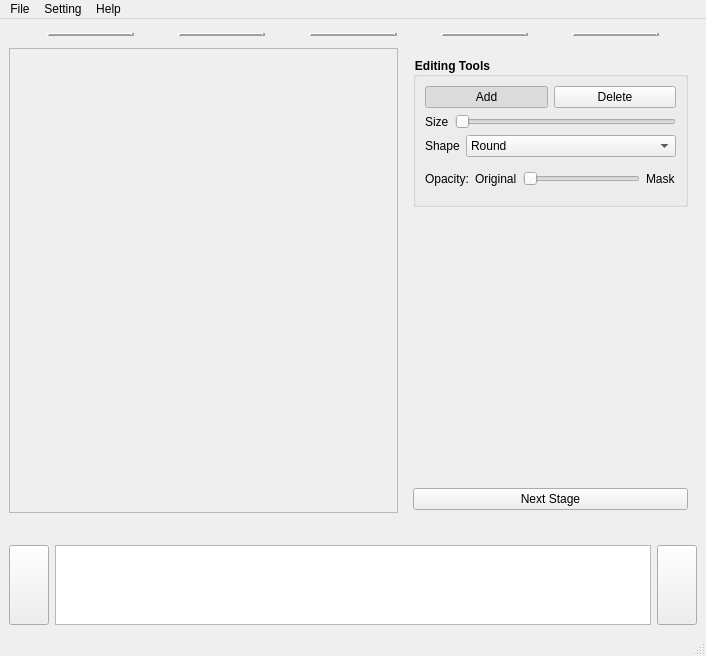
Above: src/resources/ui/main.ui from TUD-IMB/Crackpot before the change. Below: the same form after it.
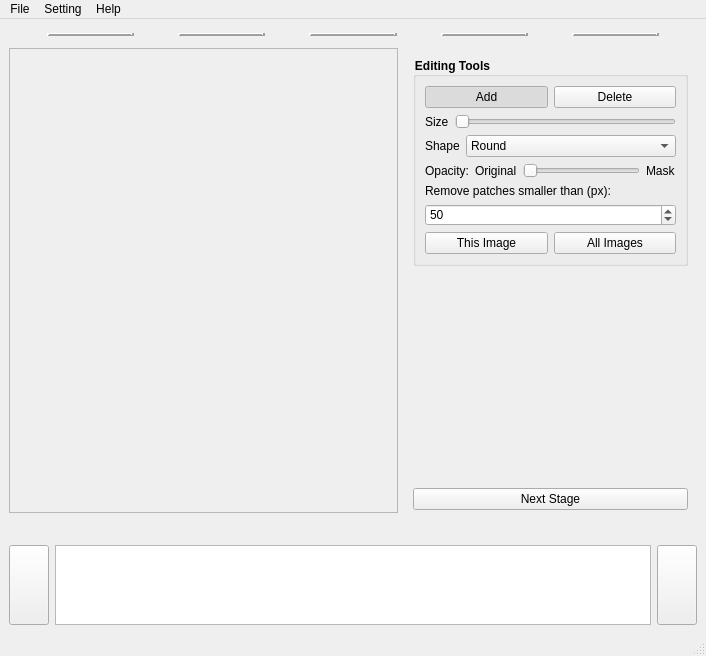
That is the form after the change. The open tabs and pages were chosen to show the change. Icons and pictures are not drawn.

Commit message: Remove patches smaller than (px)"-Feature

```diff
--- a/src/resources/ui/main.ui
+++ b/src/resources/ui/main.ui
@@ -1178,6 +1178,50 @@
                      </item>
                     </layout>
                    </item>
+                   <item>
+                    <widget class="QLabel" name="removePatchesLabel">
+                     <property name="text">
+                      <string>Remove patches smaller than (px):</string>
+                     </property>
+                     <property name="wordWrap">
+                      <bool>true</bool>
+                     </property>
+                    </widget>
+                   </item>
+                   <item>
+                    <widget class="QSpinBox" name="patchAreaSpinBox">
+                     <property name="toolTip">
+                      <string>Disconnected mask regions smaller than this area are removed.</string>
+                     </property>
+                     <property name="minimum">
+                      <number>1</number>
+                     </property>
+                     <property name="maximum">
+                      <number>999999</number>
+                     </property>
+                     <property name="value">
+                      <number>50</number>
+                     </property>
+                    </widget>
+                   </item>
+                   <item>
+                    <layout class="QHBoxLayout" name="removePatchesButtonLayout">
+                     <item>
+                      <widget class="QPushButton" name="removePatchesButton">
+                       <property name="text">
+                        <string>This Image</string>
+                       </property>
+                      </widget>
+                     </item>
+                     <item>
+                      <widget class="QPushButton" name="removePatchesAllButton">
+                       <property name="text">
+                        <string>All Images</string>
+                       </property>
+                      </widget>
+                     </item>
+                    </layout>
+                   </item>
                   </layout>
                  </widget>
                 </item>
```
The commit also changes 4 other files.
